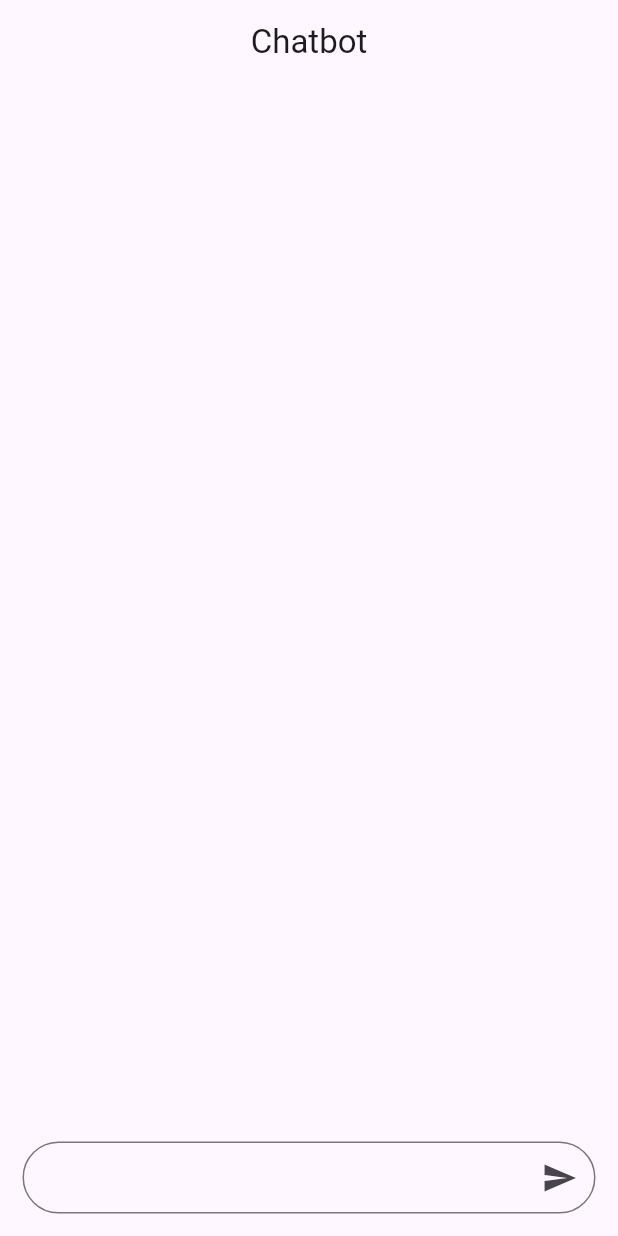
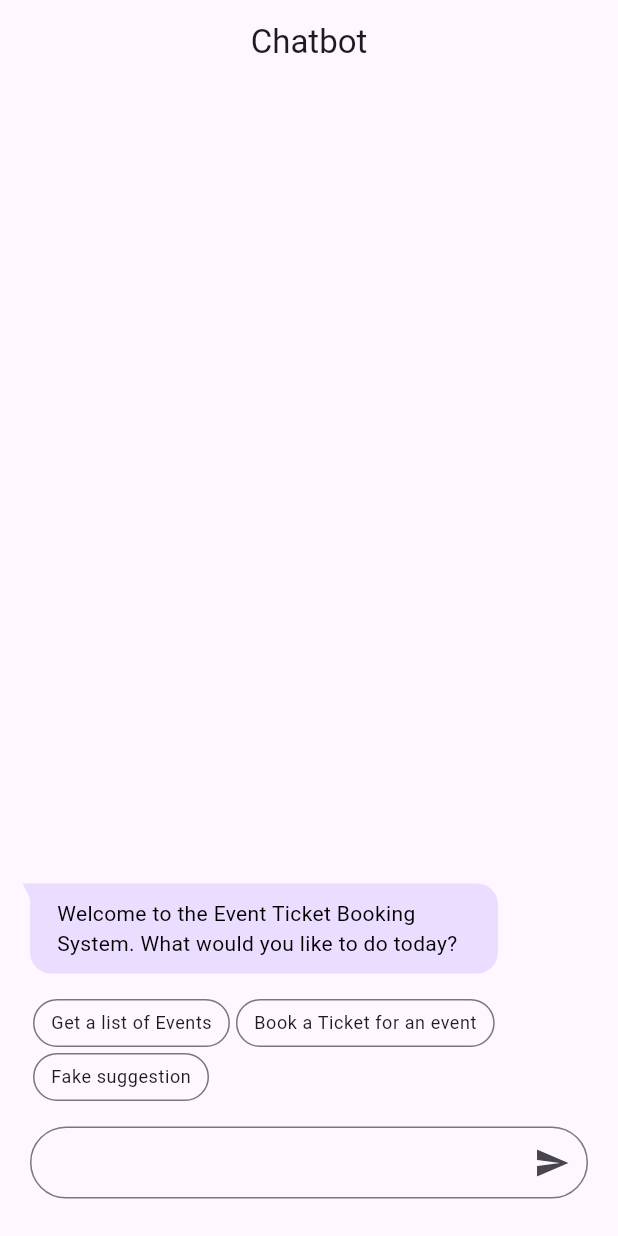
Before and after one commit to hadiyaaamir/chatbot, a Flutter app: the screen it shows after launch, on a phone screen of 412 x 824 dp. Run offline on Flutter 3.47's test engine with Material 2 defaults, Android fonts, the phone set to English and light mode, and no system bars; our stand-ins replace equatable, flutter_bloc; missing offline and left inert: dialog_flowtter.

Commit message:
custom payload with suggestions added

```diff
--- a/lib/chatbot/data/chatbot_api.dart
+++ b/lib/chatbot/data/chatbot_api.dart
@@ -1,8 +1,10 @@
+import 'package:chatbot/chatbot/chatbot.dart';
+import 'package:chatbot/chatbot/data/models/models.dart';
 import 'package:dialog_flowtter/dialog_flowtter.dart';
 
 part 'dialogflow_chatbot_api.dart';
 
 abstract class ChatbotApi {
   Future<void> initialise();
-  Future<String?> sendMessage(String message);
+  Future<MessagePayload?> sendMessage(String message);
 }
--- a/lib/chatbot/data/data.dart
+++ b/lib/chatbot/data/data.dart
@@ -1 +1,2 @@
 export 'chatbot_api.dart';
+export 'models/models.dart';
--- /dev/null
+++ b/lib/chatbot/data/models/message_payload.dart
@@ -0,0 +1,30 @@
+part of 'models.dart';
+
+class MessagePayload extends Equatable {
+  const MessagePayload({required this.text, this.suggestions = const []});
+
+  final String text;
+  final List<ChatSuggestion> suggestions;
+
+  factory MessagePayload.fromJson(Map<String, dynamic> json) {
+    List<ChatSuggestion> suggestions = [];
+
+    if (json['suggestions'] != null) {
+      suggestions = List<ChatSuggestion>.from(
+        (json['suggestions'] as List<dynamic>).map(
+          (suggestionJson) => ChatSuggestion.fromJson(
+            suggestionJson as Map<String, dynamic>,
+          ),
+        ),
+      );
+    }
+
+    return MessagePayload(
+      text: json['text'] as String? ?? '',
+      suggestions: suggestions,
+    );
+  }
+
+  @override
+  List<Object> get props => [text, suggestions];
+}
--- /dev/null
+++ b/lib/chatbot/data/models/models.dart
@@ -0,0 +1,4 @@
+import 'package:equatable/equatable.dart';
+
+part 'message_payload.dart';
+part 'suggestion.dart';
--- /dev/null
+++ b/lib/chatbot/data/models/suggestion.dart
@@ -0,0 +1,19 @@
+part of 'models.dart';
+
+class ChatSuggestion extends Equatable {
+  const ChatSuggestion({required this.tileText, String? messageText})
+      : messageText = messageText ?? tileText;
+
+  final String tileText;
+  final String messageText;
+
+  factory ChatSuggestion.fromJson(Map<String, dynamic> json) {
+    return ChatSuggestion(
+      tileText: json['tileText'] as String? ?? '',
+      messageText: json['messageText'] as String?,
+    );
+  }
+
+  @override
+  List<Object?> get props => [tileText, messageText];
+}
--- a/lib/chatbot/domain/chatbot_repository.dart
+++ b/lib/chatbot/domain/chatbot_repository.dart
@@ -4,5 +4,5 @@ part 'chatbot_repository_impl.dart';
 
 abstract class ChatbotRepository {
   Future<void> initialise();
-  Future<String?> sendMessage(String message);
+  Future<MessagePayload?> sendMessage(String message);
 }
--- a/lib/chatbot/domain/chatbot_repository_impl.dart
+++ b/lib/chatbot/domain/chatbot_repository_impl.dart
@@ -11,7 +11,7 @@ class ChatbotRepositoryImpl extends ChatbotRepository {
   }
 
   @override
-  Future<String?> sendMessage(String message) async {
+  Future<MessagePayload?> sendMessage(String message) async {
     return await _api.sendMessage(message);
   }
 }
--- a/lib/chatbot/presentation/bloc/chatbot_bloc.dart
+++ b/lib/chatbot/presentation/bloc/chatbot_bloc.dart
@@ -41,7 +41,8 @@ class ChatbotBloc extends Bloc<ChatbotEvent, ChatbotState> {
       state.copyWith(
         messages: [
           ChatMessage(
-            response ?? 'Unexpected error occurred',
+            response?.text ?? 'Unexpected error occurred',
+            suggestions: response?.suggestions ?? [],
             sentMessage: false,
           ),
           ...state.messages,
--- a/lib/chatbot/presentation/bloc/chatbot_state.dart
+++ b/lib/chatbot/presentation/bloc/chatbot_state.dart
@@ -2,7 +2,17 @@ part of 'chatbot_bloc.dart';
 
 class ChatbotState extends Equatable {
   const ChatbotState({
-    this.messages = const [],
+    this.messages = const [
+      ChatMessage(
+        'Welcome to the Event Ticket Booking System. What would you like to do today?',
+        sentMessage: false,
+        suggestions: [
+          ChatSuggestion(tileText: 'Get a list of Events'),
+          ChatSuggestion(tileText: 'Book a Ticket for an event'),
+          ChatSuggestion(tileText: 'Fake suggestion'),
+        ],
+      ),
+    ],
   });
 
   final List<ChatMessage> messages;
--- a/lib/chatbot/presentation/models/chat_message.dart
+++ b/lib/chatbot/presentation/models/chat_message.dart
@@ -1,11 +1,16 @@
 part of 'models.dart';
 
 class ChatMessage extends Equatable {
-  const ChatMessage(this.message, {this.sentMessage = true});
+  const ChatMessage(
+    this.text, {
+    this.sentMessage = true,
+    this.suggestions = const [],
+  });
 
   final bool sentMessage;
-  final String message;
+  final String text;
+  final List<ChatSuggestion> suggestions;
 
   @override
-  List<Object?> get props => [message, sentMessage];
+  List<Object?> get props => [text, sentMessage, suggestions];
 }
--- a/lib/chatbot/presentation/models/models.dart
+++ b/lib/chatbot/presentation/models/models.dart
@@ -1,3 +1,4 @@
+import 'package:chatbot/chatbot/chatbot.dart';
 import 'package:equatable/equatable.dart';
 
 part 'chat_message.dart';
--- a/lib/chatbot/presentation/view/chatbot_page.dart
+++ b/lib/chatbot/presentation/view/chatbot_page.dart
@@ -12,7 +12,7 @@ class ChatbotPage extends StatelessWidget {
     return BlocProvider(
       create: (context) => ChatbotBloc(
         chatbotRepository: ChatbotRepositoryImpl(
-          chatbotApi: DialogflowChatbotApi(),
+          chatbotApi: DialogflowESChatbotApi(),
         ),
       )..add(ChatbotSubscription()),
       child: const ChatbotView(),
--- a/lib/chatbot/presentation/view/chatbot_view.dart
+++ b/lib/chatbot/presentation/view/chatbot_view.dart
@@ -8,8 +8,11 @@ class ChatbotView extends StatelessWidget {
     return Scaffold(
       resizeToAvoidBottomInset: true,
       appBar: AppBar(title: const Text('Chatbot'), centerTitle: true),
-      body: const Column(
-        children: [Messages(), ChatTextfield()],
+      body: const Padding(
+        padding: EdgeInsets.symmetric(horizontal: 20, vertical: 10),
+        child: Column(
+          children: [Messages(), SuggestionTiles(), ChatTextfield()],
+        ),
       ),
     );
   }
--- a/lib/chatbot/presentation/widgets/chat_textfield.dart
+++ b/lib/chatbot/presentation/widgets/chat_textfield.dart
@@ -14,15 +14,17 @@ class _ChatTextfieldState extends State<ChatTextfield> {
   @override
   Widget build(BuildContext context) {
     return Padding(
-      padding: const EdgeInsets.all(15),
+      padding: const EdgeInsets.symmetric(vertical: 15),
       child: Stack(
         children: [
           TextField(
             controller: _messageController,
             style: Theme.of(context).textTheme.bodyMedium,
             decoration: const InputDecoration(
-              contentPadding:
-                  EdgeInsets.symmetric(vertical: 10, horizontal: 15),
+              contentPadding: EdgeInsets.symmetric(
+                vertical: 10,
+                horizontal: 15,
+              ),
               border: OutlineInputBorder(
                 borderRadius: BorderRadius.all(Radius.circular(50)),
               ),
--- a/lib/chatbot/presentation/widgets/message_bubble.dart
+++ b/lib/chatbot/presentation/widgets/message_bubble.dart
@@ -12,7 +12,7 @@ class MessageBubble extends StatelessWidget {
   Widget build(BuildContext context) {
     return BlocBuilder<ChatbotBloc, ChatbotState>(
       builder: (context, state) {
-        const double startPadding = 15;
+        const double startPadding = 0;
         const double endPadding = 60;
 
         return message.sentMessage
@@ -114,7 +114,7 @@ class _TextRectangle extends StatelessWidget {
             bottomRight: const Radius.circular(borderRadius),
           ),
         ),
-        child: Text(message.message, style: TextStyle(color: textColor)),
+        child: Text(message.text, style: TextStyle(color: textColor)),
       ),
     );
   }
--- /dev/null
+++ b/lib/chatbot/presentation/widgets/suggestion_tiles.dart
@@ -0,0 +1,60 @@
+import 'package:chatbot/chatbot/chatbot.dart';
+import 'package:flutter/material.dart';
+
+class SuggestionTiles extends StatelessWidget {
+  const SuggestionTiles({super.key});
+
+  @override
+  Widget build(BuildContext context) {
+    return BlocBuilder<ChatbotBloc, ChatbotState>(
+      builder: (context, state) {
+        return state.messages.isEmpty
+            ? Container()
+            : Padding(
+                padding: const EdgeInsets.only(top: 10),
+                child: Align(
+                  alignment: Alignment.centerLeft,
+                  child: Wrap(
+                    children: List.generate(
+                      state.messages.first.suggestions.length,
+                      (index) => _SuggestionTile(
+                        suggestion: state.messages.first.suggestions[index],
+                      ),
+                    ),
+                  ),
+                ),
+              );
+      },
+    );
+  }
+}
+
+class _SuggestionTile extends StatelessWidget {
+  const _SuggestionTile({required this.suggestion});
+
+  final ChatSuggestion suggestion;
+
+  @override
+  Widget build(BuildContext context) {
+    return Padding(
+      padding: const EdgeInsets.symmetric(horizontal: 2, vertical: 2),
+      child: TextButton(
+        style: TextButton.styleFrom(
+          minimumSize: Size.zero,
+          side: BorderSide(color: Theme.of(context).colorScheme.outline),
+          tapTargetSize: MaterialTapTargetSize.shrinkWrap,
+          padding: const EdgeInsets.symmetric(horizontal: 12, vertical: 8),
+        ),
+        child: Text(
+          suggestion.tileText,
+          style: Theme.of(context).textTheme.bodySmall,
+        ),
+        onPressed: () {
+          context
+              .read<ChatbotBloc>()
+              .add(ChatbotMessageSent(message: suggestion.messageText));
+        },
+      ),
+    );
+  }
+}
--- a/lib/chatbot/presentation/widgets/widgets.dart
+++ b/lib/chatbot/presentation/widgets/widgets.dart
@@ -1,3 +1,4 @@
 export 'chat_textfield.dart';
 export 'message_bubble.dart';
 export 'messages.dart';
+export 'suggestion_tiles.dart';
```
Also changed, not shown: lib/chatbot/data/dialogflow_chatbot_api.dart (+10 -3 lines).
